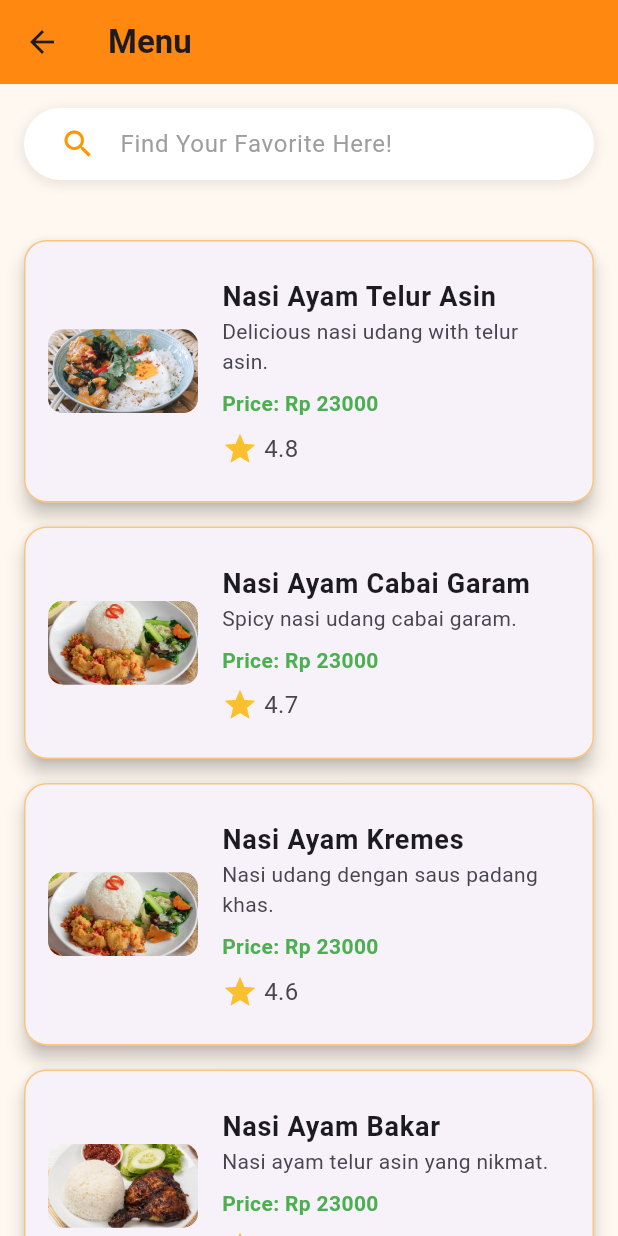
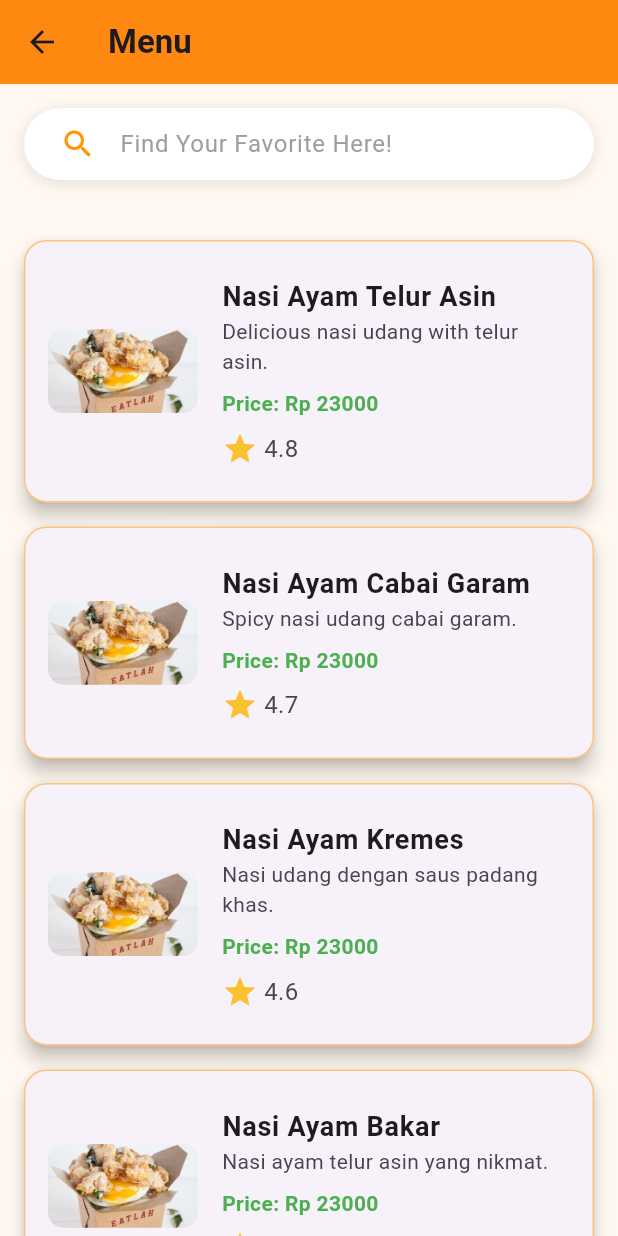
Before and after one commit to VanessaSimanta/UTS-Moprog-Food-Delivery-App, a Flutter app: the SearchScreen screen opened directly, on a phone screen of 412 x 824 dp. Run offline on Flutter 3.47's test engine with Material 3 defaults, Android fonts, the phone set to English and light mode, and no system bars; our stand-ins replace google_nav_bar, shared_preferences; missing offline and left inert: carousel_slider_plus; accounts and stored records are empty.

Commit message:
Revert "change pic"
This reverts commit b09e66ac5766497b5cc58680052bbbf6f5503270.

```diff
--- a/uts_mobile_programming/lib/screen/help_Center.dart
+++ b/uts_mobile_programming/lib/screen/help_Center.dart
@@ -100,7 +100,7 @@ class HelpCenter extends StatelessWidget {
                           ListTile(
                             leading: const Icon(Icons.email, color: Colors.orange),
                             title: const Text('Email'),
-                            subtitle: const Text('dynastycenter@gmail.com'),
+                            subtitle: const Text('helpcenter@gmail.com'),
                             onTap: () {
                               // Implement email functionality
                             },
@@ -206,7 +206,7 @@ class HelpCenter extends StatelessWidget {
       },
       {
         'question': 'Apakah ada biaya tambahan untuk pengiriman cepat?',
-        'answer': 'Ya, pengiriman cepat akan dikenakan biaya tambahan.'
+        'answer': 'Ya, pengiriman cepat akan dikenakan biaya tambahan yang akan diinformasikan pada saat Anda memilih opsi pengiriman tersebut.'
       },
     ];
 
--- a/uts_mobile_programming/lib/screen/search.dart
+++ b/uts_mobile_programming/lib/screen/search.dart
@@ -34,56 +34,56 @@ class SearchScreen extends StatelessWidget {
         name: 'Nasi Ayam Cabai Garam',
         description: 'Spicy nasi udang cabai garam.',
         rating: 4.7,
-        imageUrl: 'assets/search2.jpg',
+        imageUrl: 'assets/search1.jpg',
         price: 23000,
       ),
       MenuItem(
         name: 'Nasi Ayam Kremes',
         description: 'Nasi udang dengan saus padang khas.',
         rating: 4.6,
-        imageUrl: 'assets/search2.jpg',
+        imageUrl: 'assets/search1.jpg',
         price: 23000,
       ),
       MenuItem(
         name: 'Nasi Ayam Bakar',
         description: 'Nasi ayam telur asin yang nikmat.',
         rating: 4.6,
-        imageUrl: 'assets/search4.jpg',
+        imageUrl: 'assets/search1.jpg',
         price: 23000,
       ),
       MenuItem(
         name: 'Nasi Ayam Hainan',
         description: 'Fuyunghai dengan saus asam manis.',
         rating: 4.3,
-        imageUrl: 'assets/search5.webp',
+        imageUrl: 'assets/search1.jpg',
         price: 23000,
       ),
       MenuItem(
         name: 'Nasi Ayam Lada Hitam',
         description: 'Muntahu lezat dengan bumbu khas.',
         rating: 4.5,
-        imageUrl: 'assets/search6.jpg',
+        imageUrl: 'assets/search1.jpg',
         price: 23000,
       ),
       MenuItem(
         name: 'Nasi Ayam Kungpau',
         description: 'Muntahu lezat dengan bumbu khas.',
         rating: 4.2,
-        imageUrl: 'assets/search7.jpg',
+        imageUrl: 'assets/search1.jpg',
         price: 23000,
       ),
       MenuItem(
         name: 'Nasi Ayam Sambal Matah',
         description: 'Muntahu lezat dengan bumbu khas.',
         rating: 4.2,
-        imageUrl: 'assets/search2.jpg',
+        imageUrl: 'assets/search1.jpg',
         price: 23000,
       ),
       MenuItem(
         name: 'Nasi Ayam Teriyaki',
         description: 'Muntahu lezat dengan bumbu khas.',
         rating: 4.8,
-        imageUrl: 'assets/search9.webp',
+        imageUrl: 'assets/search1.jpg',
         price: 23000,
       ),
     ];
```
Also changed, not shown: uts_mobile_programming/pubspec.yaml (+0 -7 lines), uts_mobile_programming/assets/search1.jpg, uts_mobile_programming/assets/search2.jpg (deleted), uts_mobile_programming/assets/search3.jpg (deleted), uts_mobile_programming/assets/search4.jpg (deleted), uts_mobile_programming/assets/search5.webp (deleted), uts_mobile_programming/assets/search6.jpg (deleted), uts_mobile_programming/assets/search7.jpg (deleted), uts_mobile_programming/assets/search9.webp (deleted).
